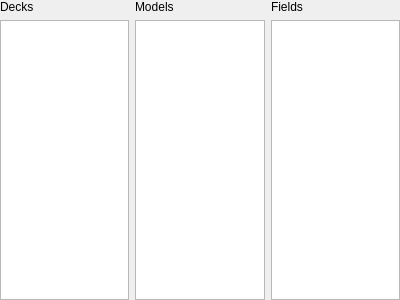
Before: the Qt Designer form plugins/imp-anki/ankiimportwidget.ui in martin-kudlicka/vocabulary-master, drawn with Qt 5.
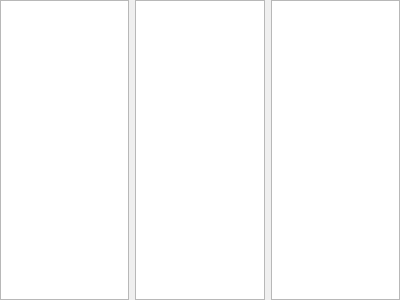
After: the same form once the commit is applied.

Commit message: * just basic columns in widget

Patch:
```diff
--- a/plugins/imp-anki/ankiimportwidget.ui
+++ b/plugins/imp-anki/ankiimportwidget.ui
@@ -18,15 +18,6 @@
     <number>0</number>
    </property>
    <item>
-    <layout class="QVBoxLayout" name="verticalLayout_2">
-     <item>
-      <widget class="QLabel" name="label">
-       <property name="text">
-        <string>Decks</string>
-       </property>
-      </widget>
-     </item>
-     <item>
       <widget class="QTreeView" name="qtvDecks">
        <property name="rootIsDecorated">
         <bool>false</bool>
@@ -36,17 +27,6 @@
        </attribute>
       </widget>
      </item>
-    </layout>
-   </item>
-   <item>
-    <layout class="QVBoxLayout" name="verticalLayout">
-     <item>
-      <widget class="QLabel" name="label_2">
-       <property name="text">
-        <string>Models</string>
-       </property>
-      </widget>
-     </item>
      <item>
       <widget class="QTreeView" name="qtvModels">
        <property name="rootIsDecorated">
@@ -57,17 +37,6 @@
        </attribute>
       </widget>
      </item>
-    </layout>
-   </item>
-   <item>
-    <layout class="QVBoxLayout" name="verticalLayout_3">
-     <item>
-      <widget class="QLabel" name="label_3">
-       <property name="text">
-        <string>Fields</string>
-       </property>
-      </widget>
-     </item>
      <item>
       <widget class="QTreeView" name="qtvFields">
        <property name="rootIsDecorated">
@@ -77,8 +46,6 @@
         <bool>false</bool>
        </attribute>
       </widget>
-     </item>
-    </layout>
    </item>
   </layout>
  </widget>
```
Lines whose indentation alone changed are shown as unchanged. The commit also changes 5 other files.
